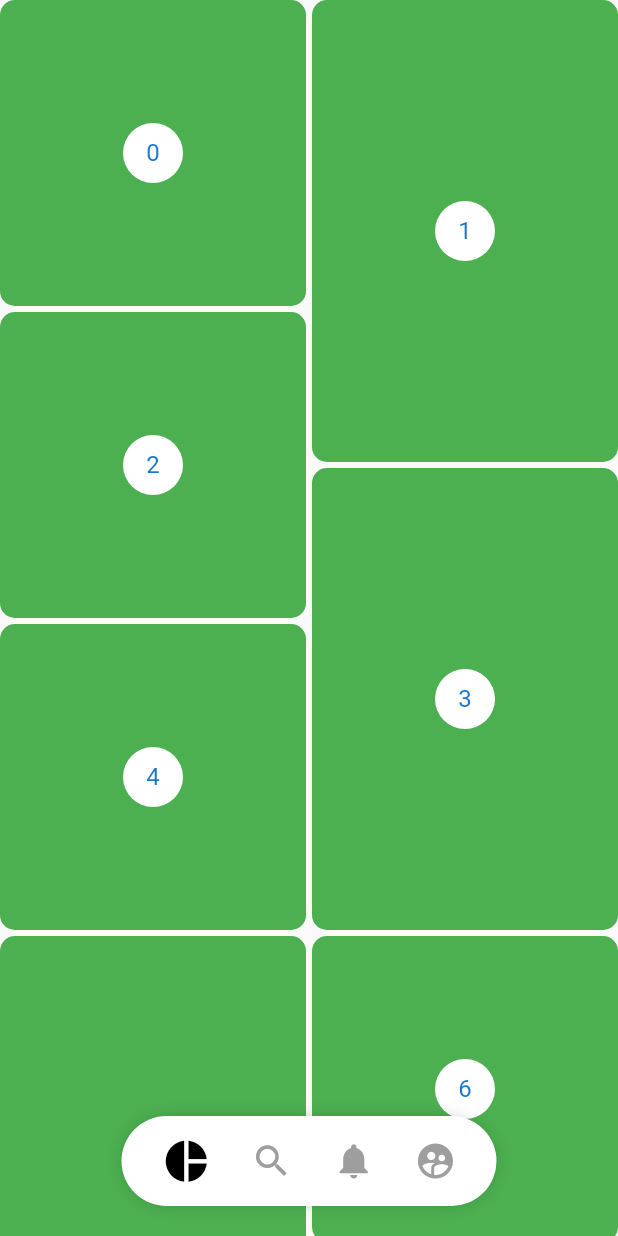
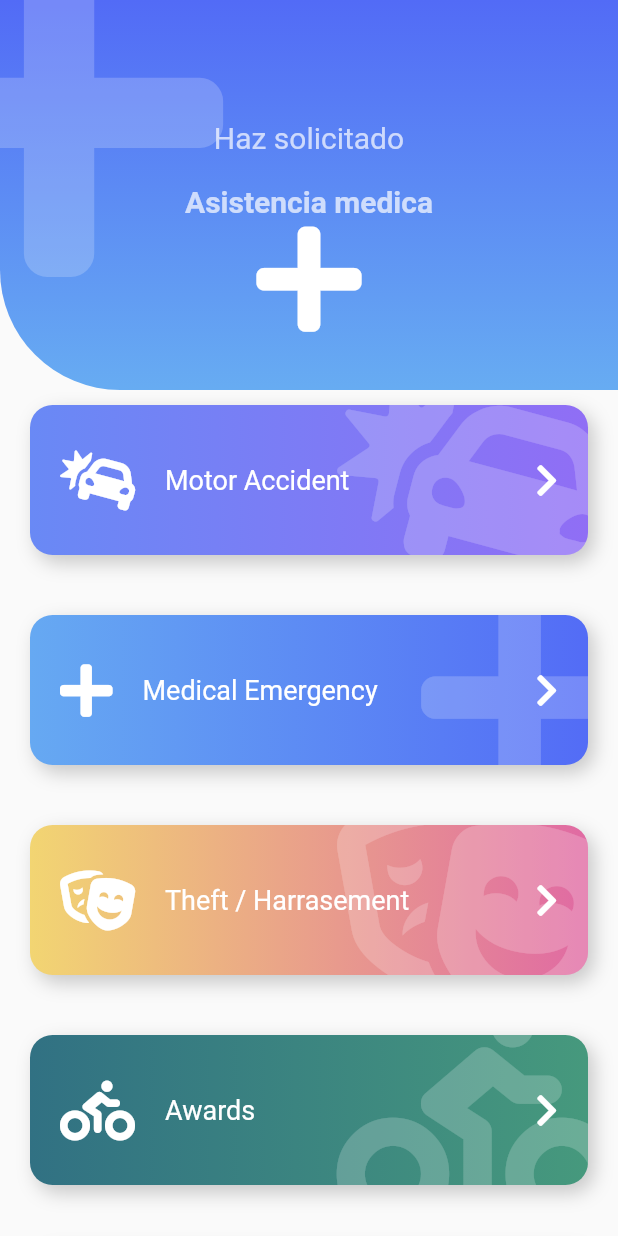
Before and after one commit to PACOdergod/app_dise-os_avanzados, a Flutter app: the screen it shows after launch, on a phone screen of 412 x 824 dp. Run offline on Flutter 3.47's test engine with Material 2 defaults, Android fonts, the phone set to English and light mode, and no system bars; our stand-ins replace flutter_svg, font_awesome_flutter.

Commit message:
La nueva pagina casi esta terminada

```diff
--- a/lib/main.dart
+++ b/lib/main.dart
@@ -2,7 +2,7 @@
 // import 'package:circular_progress/src/pages/graficas_circulares_page.dart';
 // import 'package:circular_progress/src/pages/sliceshow_page.dart';
 // import 'package:circular_progress/src/labs/slideshow_page.dart';
-import 'package:circular_progress/src/pages/pinterest_page.dart';
+import 'package:circular_progress/src/pages/Emerge_page.dart';
 import 'package:flutter/material.dart';
 
 void main() => runApp(MyApp());
@@ -12,7 +12,7 @@ class MyApp extends StatelessWidget {
   Widget build(BuildContext context) {
     return MaterialApp(
       title: 'Material App',
-      home: PinterstPage(),
+      home: EmergencyPage()
       // initialRoute: 'circular_prog',
       // routes:
       //   'circular_prog': (BuildContext context) => GraficasCirculares(),
--- /dev/null
+++ b/lib/src/pages/Emerge_page.dart
@@ -0,0 +1,117 @@
+import 'package:circular_progress/src/widgets/boton_ancho.dart';
+import 'package:flutter/material.dart';
+import 'package:font_awesome_flutter/font_awesome_flutter.dart';
+
+class ItemBoton {
+
+  final IconData icon;
+  final String texto;
+  final Color color1;
+  final Color color2;
+
+  ItemBoton( this.icon, this.texto, this.color1, this.color2 );
+}
+
+
+class EmergencyPage extends StatelessWidget {
+
+  final items = <ItemBoton>[
+    new ItemBoton( FontAwesomeIcons.carCrash, 'Motor Accident', Color(0xff6989F5), Color(0xff906EF5) ),
+    new ItemBoton( FontAwesomeIcons.plus, 'Medical Emergency', Color(0xff66A9F2), Color(0xff536CF6) ),
+    new ItemBoton( FontAwesomeIcons.theaterMasks, 'Theft / Harrasement', Color(0xffF2D572), Color(0xffE06AA3) ),
+    new ItemBoton( FontAwesomeIcons.biking, 'Awards', Color(0xff317183), Color(0xff46997D) ),
+    new ItemBoton( FontAwesomeIcons.carCrash, 'Motor Accident', Color(0xff6989F5), Color(0xff906EF5) ),
+    new ItemBoton( FontAwesomeIcons.plus, 'Medical Emergency', Color(0xff66A9F2), Color(0xff536CF6) ),
+    new ItemBoton( FontAwesomeIcons.theaterMasks, 'Theft / Harrasement', Color(0xffF2D572), Color(0xffE06AA3) ),
+    new ItemBoton( FontAwesomeIcons.biking, 'Awards', Color(0xff317183), Color(0xff46997D) ),
+    new ItemBoton( FontAwesomeIcons.carCrash, 'Motor Accident', Color(0xff6989F5), Color(0xff906EF5) ),
+    new ItemBoton( FontAwesomeIcons.plus, 'Medical Emergency', Color(0xff66A9F2), Color(0xff536CF6) ),
+    new ItemBoton( FontAwesomeIcons.theaterMasks, 'Theft / Harrasement', Color(0xffF2D572), Color(0xffE06AA3) ),
+    new ItemBoton( FontAwesomeIcons.biking, 'Awards', Color(0xff317183), Color(0xff46997D) ),
+  ];
+
+  @override
+  Widget build(BuildContext context) {
+
+    List<BotonAncho> botonesAnchos = List.generate(items.length, (int i){
+      return BotonAncho(
+        texto: items[i].texto,
+        icon: items[i].icon,
+        color1: items[i].color1,
+        color2: items[i].color2,
+        onPress: (){print("boton");}
+      );
+    });
+
+
+    return Scaffold(
+      body: Stack(children: [
+
+        Container(
+          child: ListView(children: [
+            SizedBox(height: 250,),
+            ...botonesAnchos
+          ]),
+        ),
+
+        IconHeader(),
+
+      ],)
+    );
+  }
+}
+
+
+class IconHeader extends StatelessWidget {
+
+  final fontColor = Colors.white.withOpacity(0.7);
+
+  @override
+  Widget build(BuildContext context) {
+    return Stack(children: [
+
+        _IconHeaderBackground(),
+
+        Positioned(
+          top: -50,
+          left: -70,
+          child:
+            FaIcon(FontAwesomeIcons.plus, size: 250, color: Colors.white.withOpacity(0.2))
+        ),
+
+        Column(children: [
+          SizedBox(height: 80,width: double.infinity),
+
+          Text("Haz solicitado", style: TextStyle( fontSize: 20, color: fontColor )),
+
+          SizedBox(height: 20,),
+
+          Text("Asistencia medica", style:
+            TextStyle( fontSize: 20, color: fontColor, fontWeight: FontWeight.bold )),
+
+          FaIcon(FontAwesomeIcons.plus, size: 80, color: Colors.white)
+        ],)
+
+    ],);
+  }
+}
+
+class _IconHeaderBackground extends StatelessWidget {
+
+  @override
+  Widget build(BuildContext context) {
+    return Container(
+      height: 260,
+      width: double.infinity,
+      decoration: BoxDecoration(
+        color: Colors.amber,
+        borderRadius: BorderRadius.only(bottomLeft: Radius.circular(80)),
+        gradient: LinearGradient(
+          begin: Alignment.topCenter,
+          end: Alignment.bottomCenter,
+          colors: [Color(0xff526BF6), Color(0xff67ACF2)]
+        )
+      ),
+    );
+  }
+}
--- a/lib/src/pages/pinterest_page.dart
+++ b/lib/src/pages/pinterest_page.dart
@@ -1,7 +1,7 @@
 import 'package:circular_progress/src/widgets/pinterest_menu.dart';
-import 'package:flutter/cupertino.dart';
+import 'package:flutter_staggered_grid_view/flutter_staggered_grid_view.dart';
+
 import 'package:flutter/material.dart';
-import 'package:flutter_staggered_grid_view/flutter_staggered_grid_view.dart';
 import 'package:provider/provider.dart';
 
 class PinterstPage extends StatelessWidget {
@@ -21,7 +21,6 @@ class _MenuLocation extends StatefulWidget {
   @override
   __MenuLocationState createState() => __MenuLocationState();
 }
-
 class __MenuLocationState extends State<_MenuLocation> {
   @override
   Widget build(BuildContext context) {
@@ -37,11 +36,11 @@ class __MenuLocationState extends State<_MenuLocation> {
   }
 }
 
+
 class PinterestGrid extends StatefulWidget {
   @override
   _PinterestGridState createState() => _PinterestGridState();
 }
-
 class _PinterestGridState extends State<PinterestGrid> {
   final List<int> items = List.generate(100, (index) => index);
   var controller = new ScrollController();
@@ -51,7 +50,7 @@ class _PinterestGridState extends State<PinterestGrid> {
   void initState() {
     super.initState();
     controller.addListener(() {
-      if (controller.offset > scrollAnt) {
+      if (controller.offset > scrollAnt && controller.offset >0) {
         // ha hecho un scroll hacia abajo
         // debe ocultar el menu
         Provider.of<_MenuModel>(context, listen: false).mostrar = false;
@@ -92,10 +91,12 @@ class _PinterestItem extends StatelessWidget {
   @override
   Widget build(BuildContext context) {
     return Container(
-        decoration: BoxDecoration(
-            color: Colors.green,
-            borderRadius: BorderRadius.all(Radius.circular(10))
-        ),
+      margin: EdgeInsets.all(5),
+      decoration: BoxDecoration(
+        color: Colors.green,
+        borderRadius: BorderRadius.all(Radius.circular(10))
+      ),
+
         child: new Center(
           child: new CircleAvatar(
             backgroundColor: Colors.white,
--- /dev/null
+++ b/lib/src/widgets/boton_ancho.dart
@@ -0,0 +1,91 @@
+import 'package:flutter/material.dart';
+import 'package:font_awesome_flutter/font_awesome_flutter.dart';
+
+class BotonAncho extends StatelessWidget {
+
+  final IconData icon;
+  final String texto;
+  final Function onPress;
+  final Color color1, color2;
+
+  const BotonAncho({
+    @required this.texto,
+    @required this.onPress,
+    this.icon = Icons.add,
+    this.color1 = const Color(0xff6989f5),
+    this.color2 = const Color(0xff906EF5),
+  });
+
+  // FontAwesomeIcons.carCrash
+
+
+  @override
+  Widget build(BuildContext context) {
+    return GestureDetector(
+      onTap: this.onPress,
+
+      child: Stack(children: [
+        _BotonAnchoBackground(color1, color2, icon),
+
+        Row(
+          mainAxisAlignment: MainAxisAlignment.center,
+          crossAxisAlignment: CrossAxisAlignment.center,
+          children: [
+            SizedBox(height: 140,width: 40,),
+
+            FaIcon(icon, size: 40, color: Colors.white,),
+            SizedBox(width: 20,),
+
+            Expanded(child: Text(this.texto, style: TextStyle(color: Colors.white, fontSize: 18),)),
+
+            FaIcon(FontAwesomeIcons.chevronRight, color: Colors.white,),
+            SizedBox(width: 40,),
+          ],
+        )
+      ],),
+    );
+  }
+}
+
+class _BotonAnchoBackground extends StatelessWidget {
+
+  final Color color1, color2;
+  final IconData icon;
+
+  const _BotonAnchoBackground(this.color1, this.color2, this.icon);
+
+  @override
+  Widget build(BuildContext context) {
+    return Container(
+
+      child: ClipRRect(
+        borderRadius: BorderRadius.circular(15),
+
+        child: Stack(
+          children: [
+            Positioned(
+              right: -20,
+              top: -20,
+              child: FaIcon(icon, size: 150,
+                color: Colors.white.withOpacity(0.2),)
+            ),
+          ],
+        ),
+      ),
+
+      width: double.infinity,
+      height: 100,
+      margin: EdgeInsets.all(20),
+      decoration: BoxDecoration(
+
+        color: Colors.amber,
+        boxShadow: [
+          BoxShadow(color: Colors.black.withOpacity(0.2), offset: Offset(4,5), blurRadius: 10)
+        ],
+        borderRadius: BorderRadius.circular(15),
+
+        gradient: LinearGradient(colors: [color1, color2 ])
+      ),
+    );
+  }
+}
--- a/pubspec.yaml
+++ b/pubspec.yaml
@@ -31,6 +31,7 @@ dependencies:
   flutter_svg: ^0.19.3
   provider: ^5.0.0
   flutter_staggered_grid_view:
+  font_awesome_flutter:
 
 dev_dependencies:
   flutter_test:
```
Also changed, not shown: lib/src/widgets/pinterest_menu.dart (indentation only), pubspec.lock, 1 other file.
